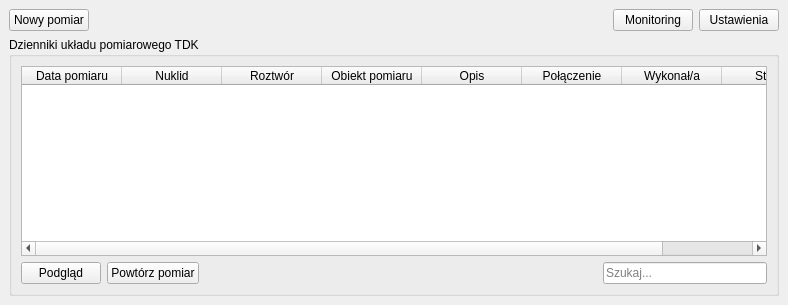
First picture: the form in UI/RecordTDK/mainwindow.ui, repository ziemastz/SL, before the edit.
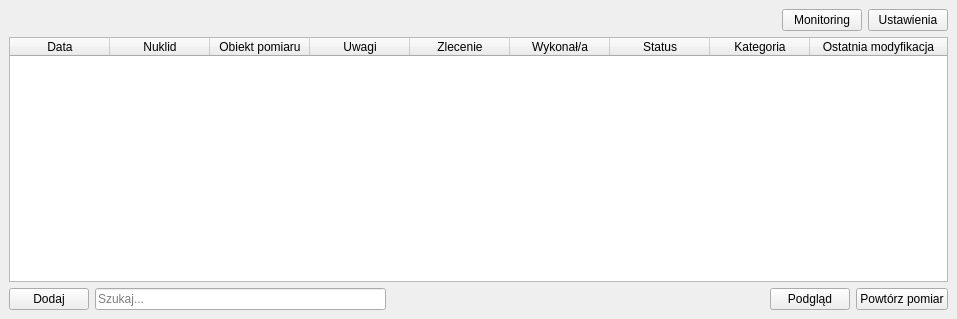
Second picture: the form after the edit.

Patch:
```diff
--- a/UI/RecordTDK/mainwindow.ui
+++ b/UI/RecordTDK/mainwindow.ui
@@ -6,24 +6,17 @@
    <rect>
     <x>0</x>
     <y>0</y>
-    <width>788</width>
-    <height>305</height>
+    <width>957</width>
+    <height>319</height>
    </rect>
   </property>
   <property name="windowTitle">
    <string>RecordTDK - StarlingLab</string>
   </property>
   <widget class="QWidget" name="centralwidget">
-   <layout class="QGridLayout" name="gridLayout_2">
+   <layout class="QGridLayout" name="gridLayout">
     <item row="0" column="0">
      <layout class="QHBoxLayout" name="horizontalLayout_2">
-      <item>
-       <widget class="QPushButton" name="new_pushButton">
-        <property name="text">
-         <string>Nowy pomiar</string>
-        </property>
-       </widget>
-      </item>
       <item>
        <spacer name="horizontalSpacer_2">
         <property name="orientation">
@@ -54,16 +47,13 @@
      </layout>
     </item>
     <item row="1" column="0">
-     <widget class="QGroupBox" name="groupBox">
-      <property name="title">
-       <string>Dzienniki układu pomiarowego TDK</string>
-      </property>
-      <layout class="QGridLayout" name="gridLayout">
-       <item row="0" column="0">
-        <widget class="QTableWidget" name="register_tableWidget">
+     <widget class="QTableWidget" name="register_tableWidget_2">
+      <attribute name="horizontalHeaderStretchLastSection">
+       <bool>true</bool>
+      </attribute>
          <column>
           <property name="text">
-           <string>Data pomiaru</string>
+        <string>Data</string>
           </property>
          </column>
          <column>
@@ -71,11 +61,6 @@
            <string>Nuklid</string>
           </property>
          </column>
-         <column>
-          <property name="text">
-           <string>Roztwór</string>
-          </property>
-         </column>
          <column>
           <property name="text">
            <string>Obiekt pomiaru</string>
@@ -83,12 +68,12 @@
          </column>
          <column>
           <property name="text">
-           <string>Opis</string>
+        <string>Uwagi</string>
           </property>
          </column>
          <column>
           <property name="text">
-           <string>Połączenie</string>
+        <string>Zlecenie</string>
           </property>
          </column>
          <column>
@@ -101,10 +86,47 @@
            <string>Status</string>
           </property>
          </column>
-        </widget>
-       </item>
-       <item row="1" column="0">
+      <column>
+       <property name="text">
+        <string>Kategoria</string>
+       </property>
+      </column>
+      <column>
+       <property name="text">
+        <string>Ostatnia modyfikacja</string>
+       </property>
+      </column>
+     </widget>
+    </item>
+    <item row="2" column="0">
         <layout class="QHBoxLayout" name="horizontalLayout">
+      <item>
+       <widget class="QPushButton" name="add_pushButton">
+        <property name="text">
+         <string>Dodaj</string>
+        </property>
+       </widget>
+      </item>
+      <item>
+       <widget class="QLineEdit" name="lineEdit">
+        <property name="placeholderText">
+         <string>Szukaj...</string>
+        </property>
+       </widget>
+      </item>
+      <item>
+       <spacer name="horizontalSpacer_3">
+        <property name="orientation">
+         <enum>Qt::Horizontal</enum>
+        </property>
+        <property name="sizeHint" stdset="0">
+         <size>
+          <width>378</width>
+          <height>20</height>
+         </size>
+        </property>
+       </spacer>
+      </item>
          <item>
           <widget class="QPushButton" name="view_pushButton">
            <property name="text">
@@ -119,30 +141,7 @@
            </property>
           </widget>
          </item>
-         <item>
-          <spacer name="horizontalSpacer">
-           <property name="orientation">
-            <enum>Qt::Horizontal</enum>
-           </property>
-           <property name="sizeHint" stdset="0">
-            <size>
-             <width>398</width>
-             <height>20</height>
-            </size>
-           </property>
-          </spacer>
-         </item>
-         <item>
-          <widget class="QLineEdit" name="search_lineEdit">
-           <property name="placeholderText">
-            <string>Szukaj...</string>
-           </property>
-          </widget>
-         </item>
-        </layout>
-       </item>
-      </layout>
-     </widget>
+     </layout>
     </item>
    </layout>
   </widget>
```
Lines whose indentation alone changed are shown as unchanged.
